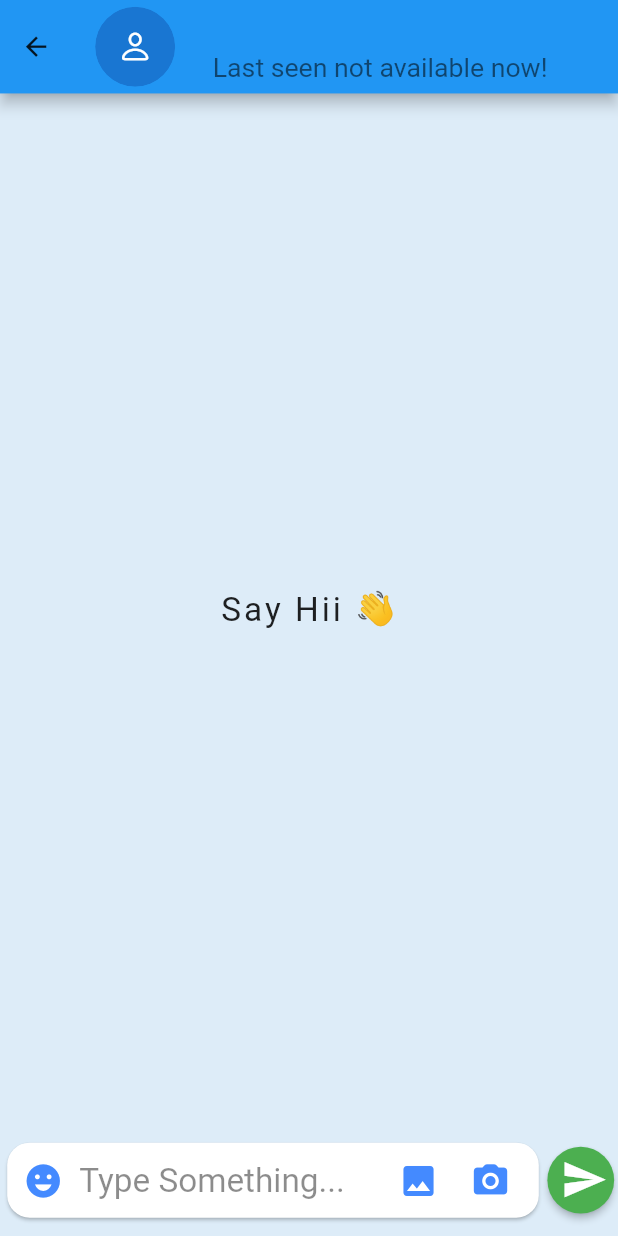
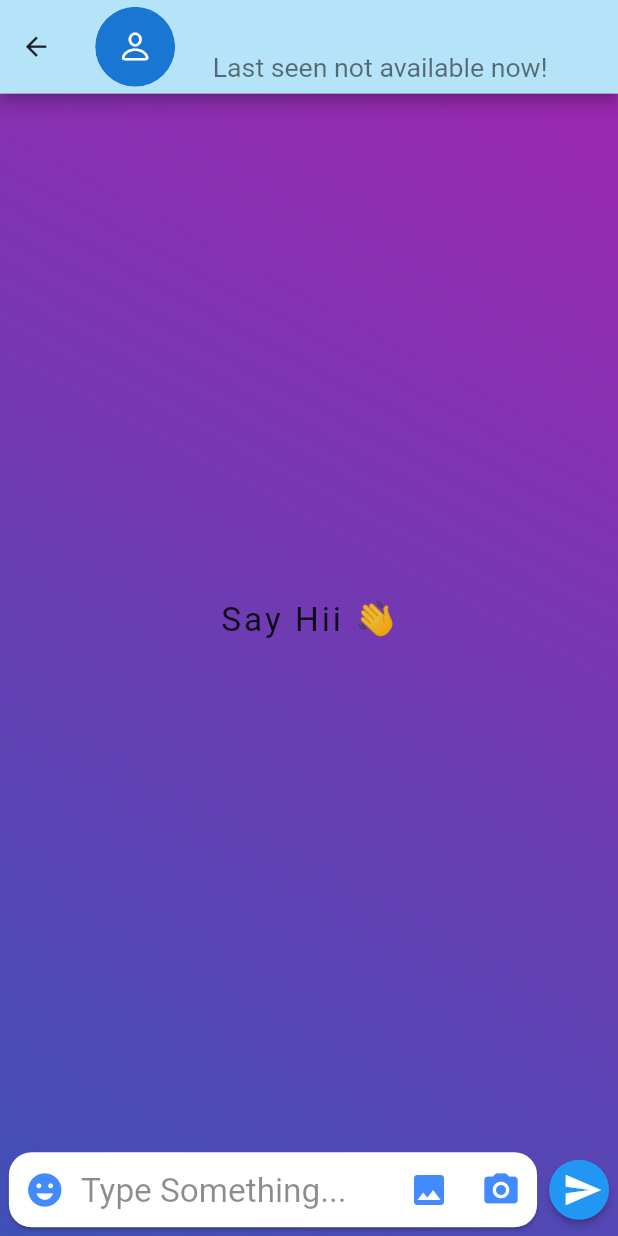
Before and after one commit to abhishek2355/Quick-Talk, a Flutter app: the ChattingPage screen opened directly with empty values, on a phone screen of 412 x 824 dp. Run offline on Flutter 3.47's test engine with Material 2 defaults, Android fonts, the phone set to English and light mode, and no system bars; drawn by our look-alikes of cached_network_image; our stand-ins replace cloud_firestore, emoji_picker_flutter, firebase_auth, firebase_core, firebase_storage, google_sign_in and 1 more; accounts and stored records are empty; network calls fail.

Commit message:
Chat screen code clean (#21)

```diff
--- a/lib/Screens/chating_page.dart
+++ b/lib/Screens/chating_page.dart
@@ -1,7 +1,6 @@
 import 'dart:io';
 
-import 'package:chat_app/helper/chat_message.dart';
-import 'package:chat_app/main.dart';
+import 'package:chat_app/utils/helpers/chat_message.dart';
 import 'package:chat_app/model/chat_user.dart';
 import 'package:emoji_picker_flutter/emoji_picker_flutter.dart';
 import 'package:flutter/material.dart';
@@ -9,6 +8,9 @@ import 'package:flutter/material.dart';
 import '../api/apis.dart';
 import '../helper/chattingpage_appbar.dart';
 import '../model/message.dart';
+import 'package:chat_app/utils/constants/app_heights.dart' as app_heights;
+import 'package:chat_app/utils/constants/app_widths.dart' as app_widths;
+import 'package:chat_app/utils/constants/app_strings.dart' as app_strings;
 
 class ChattingPage extends StatefulWidget {
   final UserChat user;
@@ -29,7 +31,7 @@ class _ChattingPageState extends State<ChattingPage> {
 
   @override
   Widget build(BuildContext context) {
-    media = MediaQuery.of(context).size;
+    var media = MediaQuery.of(context).size;
     return GestureDetector(
       onTap: () {
         FocusScope.of(context).unfocus();
@@ -47,15 +49,32 @@ class _ChattingPageState extends State<ChattingPage> {
             }
           },
           child: Scaffold(
-              appBar: PreferredSize(
-                preferredSize: Size.fromHeight(media.height * 70 / 926),
-                child: AppBar(
-                  automaticallyImplyLeading: false,
-                  flexibleSpace: ChattingAppbar(widget: widget),
+            appBar: PreferredSize(
+              preferredSize: Size.fromHeight(media.height * app_heights.height70),
+              child: AppBar(
+                backgroundColor: const Color.fromARGB(255, 181, 227, 248),
+                automaticallyImplyLeading: false,
+                flexibleSpace: ChattingAppbar(widget: widget),
+              ),
+            ),
+            body: Container(
+              // background color
+              height: media.height,
+              width: media.width,
+              alignment: Alignment.center,
+              decoration: const BoxDecoration(
+                gradient: LinearGradient(
+                  begin: Alignment.topRight,
+                  end: Alignment.bottomLeft,
+                  colors: [
+                    Colors.purple,
+                    Colors.indigo,
+                  ],
                 ),
               ),
-              backgroundColor: const Color.fromARGB(255, 221, 236, 248),
-              body: Column(
+
+              // Main Body of screen
+              child: Column(
                 children: [
                   Expanded(
                     child: StreamBuilder(
@@ -88,8 +107,8 @@ class _ChattingPageState extends State<ChattingPage> {
                             } else {
                               return Center(
                                 child: Text(
-                                  "Say Hii 👋",
-                                  style: TextStyle(fontSize: media.height * 25 / 926, letterSpacing: 2),
+                                  app_strings.chattingScreenNoConnectionText,
+                                  style: TextStyle(fontSize: media.height * app_heights.height25, letterSpacing: 2),
                                 ),
                               );
                             }
@@ -97,8 +116,10 @@ class _ChattingPageState extends State<ChattingPage> {
                       },
                     ),
                   ),
+
+                  // input keybord
                   Padding(
-                    padding: EdgeInsets.symmetric(vertical: media.height * 0.01, horizontal: media.height * 0.001),
+                    padding: EdgeInsets.symmetric(vertical: media.height * app_heights.height2, horizontal: media.width * app_widths.width2),
                     child: Row(
                       children: [
                         Expanded(
@@ -116,7 +137,7 @@ class _ChattingPageState extends State<ChattingPage> {
                                   icon: Icon(
                                     Icons.emoji_emotions,
                                     color: Colors.blueAccent,
-                                    size: media.height * 30 / 926,
+                                    size: media.height * app_heights.height30,
                                   ),
                                 ),
                                 Expanded(
@@ -130,9 +151,11 @@ class _ChattingPageState extends State<ChattingPage> {
                                         }
                                       });
                                     },
-                                    style: TextStyle(fontSize: media.height * 25 / 926),
+                                    style: TextStyle(fontSize: media.height * app_heights.height25),
                                     decoration: const InputDecoration(
-                                        hintText: 'Type Something...', hintStyle: TextStyle(color: Colors.black45), border: InputBorder.none),
+                                        hintText: app_strings.chattingScreenInputHintText,
+                                        hintStyle: TextStyle(color: Colors.black45),
+                                        border: InputBorder.none),
                                   ),
                                 ),
                                 IconButton(
@@ -140,7 +163,7 @@ class _ChattingPageState extends State<ChattingPage> {
                                   icon: Icon(
                                     Icons.image,
                                     color: Colors.blueAccent,
-                                    size: media.height * 30 / 926,
+                                    size: media.height * app_heights.height30,
                                   ),
                                 ),
                                 IconButton(
@@ -148,22 +171,22 @@ class _ChattingPageState extends State<ChattingPage> {
                                   icon: Icon(
                                     Icons.camera_alt_rounded,
                                     color: Colors.blueAccent,
-                                    size: media.height * 30 / 926,
+                                    size: media.height * app_heights.height30,
                                   ),
                                 ),
-                                SizedBox(
-                                  width: media.width * 0.02,
-                                )
                               ],
                             ),
                           ),
                         ),
                         MaterialButton(
-                          color: Colors.green,
+                          color: Colors.blue,
                           shape: const CircleBorder(),
                           minWidth: 0,
                           padding: EdgeInsets.only(
-                              top: media.height * 10 / 926, bottom: media.height * 10 / 926, left: media.height * 10 / 926, right: media.height * 5 / 926),
+                              top: media.height * app_heights.height10,
+                              bottom: media.height * app_heights.height10,
+                              left: media.height * app_heights.height10,
+                              right: media.height * app_heights.height5),
                           onPressed: () {
                             if (textController.text.isNotEmpty) {
                               APIs.sendMessage(widget.user, textController.text);
@@ -173,7 +196,7 @@ class _ChattingPageState extends State<ChattingPage> {
                           child: Icon(
                             Icons.send,
                             color: Colors.white,
-                            size: media.height * 35 / 926,
+                            size: media.height * app_heights.height30,
                           ),
                         )
                       ],
@@ -181,7 +204,7 @@ class _ChattingPageState extends State<ChattingPage> {
                   ),
                   if (isShowEmoji)
                     SizedBox(
-                      height: media.height * 300 / 926,
+                      height: media.height * app_heights.height300,
                       child: EmojiPicker(
                         textEditingController: textController,
                         config: Config(
@@ -192,7 +215,9 @@ class _ChattingPageState extends State<ChattingPage> {
                       ),
                     )
                 ],
-              )),
+              ),
+            ),
+          ),
         ),
       ),
     );
--- a/lib/utils/constants/app_heights.dart
+++ b/lib/utils/constants/app_heights.dart
@@ -1,5 +1,8 @@
 const double height1 = 1 / 926;
+const double height2 = 2 / 926;
 const double height5 = 5 / 926;
+const double height10 = 10 / 926;
+const double height15 = 15 / 926;
 const double height18 = 18 / 926;
 const double height20 = 20 / 926;
 const double height21 = 21 / 926;
--- a/lib/utils/constants/app_strings.dart
+++ b/lib/utils/constants/app_strings.dart
@@ -26,3 +26,7 @@ const profilePageAboutHintText = 'Enter About';
 const profilePageAboutLableText = 'About';
 const profileUpdateButtonText = 'Update';
 const profilebottomSheetText = 'Pick profile Photo';
+
+// Chatting screen
+const chattingScreenNoConnectionText = 'Say Hii 👋';
+const chattingScreenInputHintText = 'Type Something...';
--- a/lib/utils/constants/app_widths.dart
+++ b/lib/utils/constants/app_widths.dart
@@ -1,3 +1,6 @@
+const double width2 = 2 / 428;
+const double width10 = 10 / 428;
 const double width16 = 16 / 428;
+const double width20 = 20 / 428;
 const double width25 = 25 / 428;
 const double width89 = 89 / 428;
```
Also changed, not shown: lib/utils/helpers/chat_message.dart (renamed from lib/helper/chat_message.dart, +23 -19 lines).
